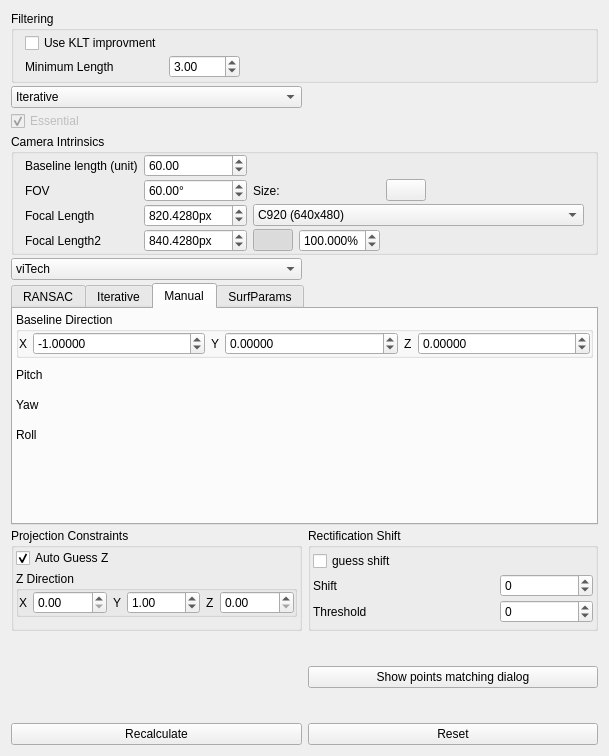
Above: utils/rectifier/rectifyParametersControlWidget.ui from PimenovAlexander/corecvs before the change. Below: the same form after it.
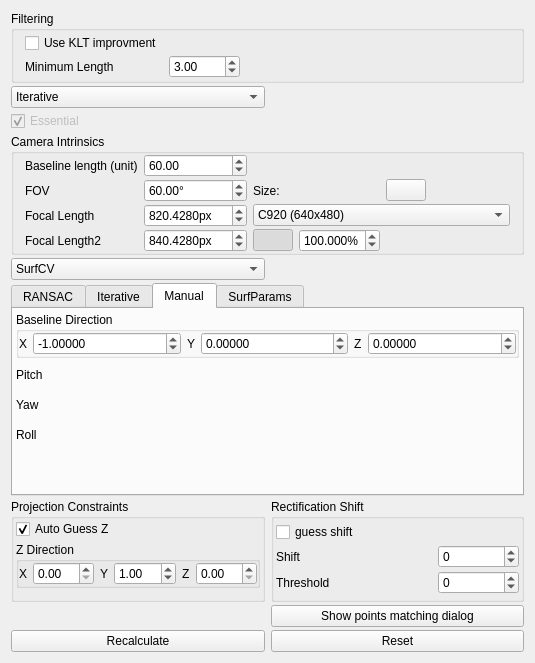
That is the form after the change. Icons and pictures are not drawn. Custom widgets are drawn as their Qt base class.

```diff
--- a/utils/rectifier/rectifyParametersControlWidget.ui
+++ b/utils/rectifier/rectifyParametersControlWidget.ui
@@ -6,8 +6,8 @@
    <rect>
     <x>0</x>
     <y>0</y>
-    <width>609</width>
-    <height>756</height>
+    <width>535</width>
+    <height>663</height>
    </rect>
   </property>
   <property name="windowTitle">
@@ -536,9 +536,6 @@
    </item>
    <item row="5" column="0">
     <widget class="QComboBox" name="matchingMethodComboBox">
-     <property name="currentIndex">
-      <number>1</number>
-     </property>
      <item>
       <property name="text">
        <string>SurfCV</string>
```
Left out of the diff: 103 changed lines with no effect on the pictures.
